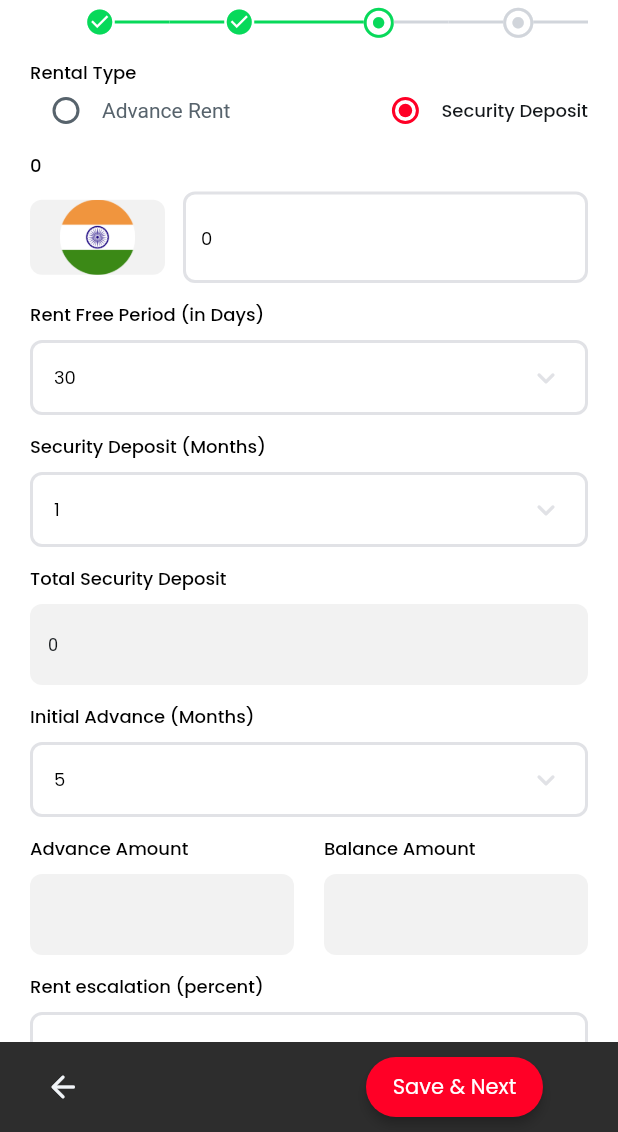
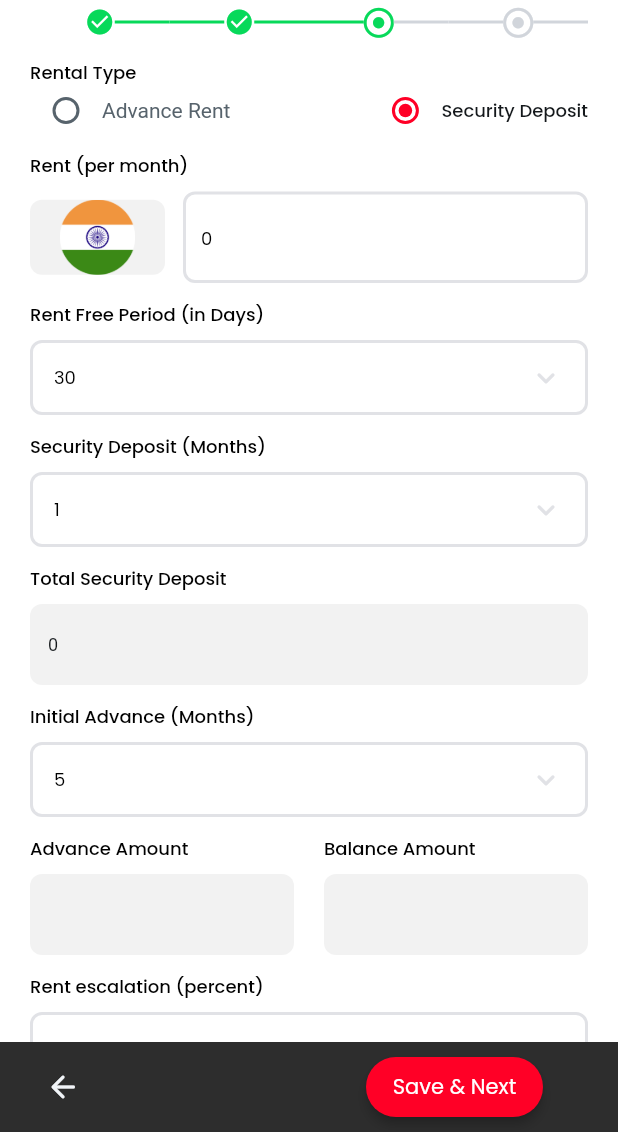
Before and after one commit to lovleshbuildint/site_quest, a Flutter app: the OpenSiteCommercialWidget screen opened by its route, after a tap on "Security Deposit", on a phone screen of 412 x 824 dp, the part 104-1236 px from its top. Run offline on Flutter 3.47's test engine with Material 3 defaults, Android fonts, the phone set to English and light mode, and no system bars; drawn by our look-alikes of auto_size_text, dropdown_button2; our stand-ins replace cached_network_image, csv, easy_debounce, equatable, file_picker, fl_chart and 14 more; missing offline and left inert: json_path, mime_type, pointer_interceptor; accounts and stored records are empty; network calls fail; Roboto replaces fonts that are missing (Readex Pro).

Commit message:
Updating to latest FlutterFlow output.

```diff
--- a/lib/indent/commercial_advance/commercial_advance_widget.dart
+++ b/lib/indent/commercial_advance/commercial_advance_widget.dart
@@ -125,7 +125,7 @@ class _CommercialAdvanceWidgetState extends State<CommercialAdvanceWidget> {
                 crossAxisAlignment: CrossAxisAlignment.start,
                 children: [
                   Text(
-                    _model.advanceRentAmountRENTTextController.text,
+                    'Rent (per month)',
                     style: FlutterFlowTheme.of(context).bodyMedium.override(
                           fontFamily: 'Poppins',
                           color: Colors.black,
@@ -995,7 +995,7 @@ class _CommercialAdvanceWidgetState extends State<CommercialAdvanceWidget> {
                 crossAxisAlignment: CrossAxisAlignment.start,
                 children: [
                   Text(
-                    _model.securityRentRentPerMonthssssTextController.text,
+                    'Rent (per month)',
                     style: FlutterFlowTheme.of(context).bodyMedium.override(
                           fontFamily: 'Poppins',
                           color: Colors.black,
```
